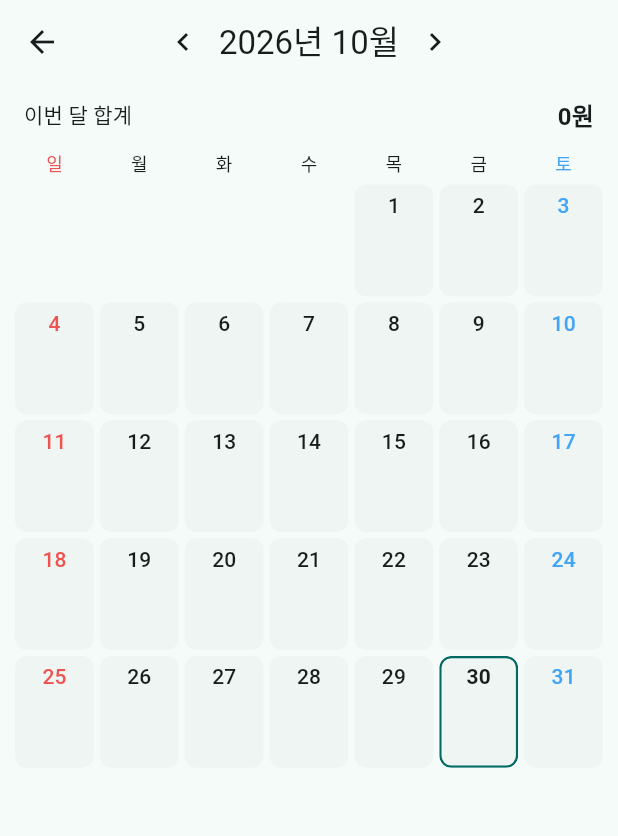
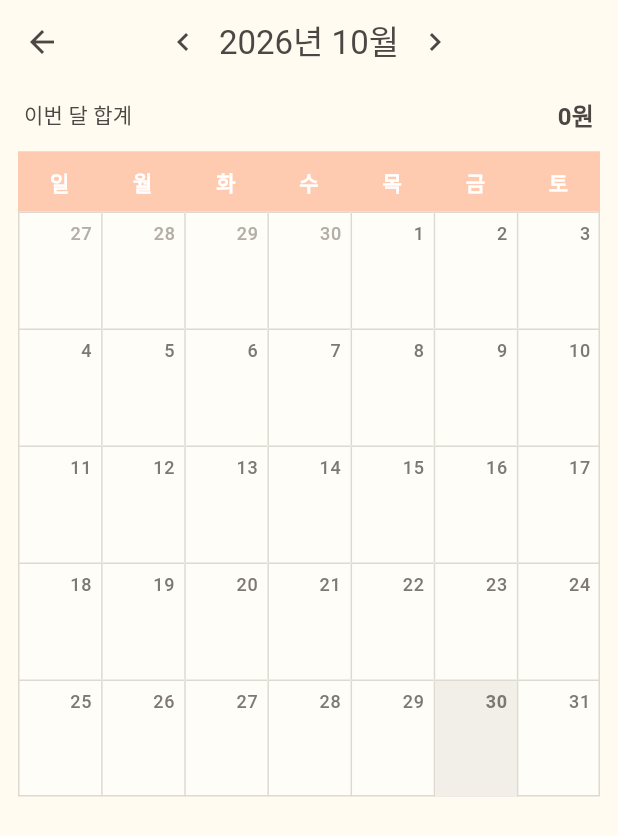
Before and after one commit to haneul55/budget-app, a Flutter app: the screen it shows after launch, after a tap on the "calendar month" icon, on a phone screen of 412 x 824 dp. Shown: the top 836 px of the screen. Run offline on Flutter 3.47's test engine with Material 3 defaults, Android fonts, the phone set to English and light mode, and no system bars; our stand-ins replace fl_chart, flutter_riverpod, image_picker, sqflite; missing offline and left inert: google_mlkit_text_recognition; accounts and stored records are empty.

Commit message:
앱 디자인: 크림·피치·진한 회색의 따뜻한 테마, 달력 디자인 개선
Co-Authored-By: Claude Opus 5.5 <noreply@anthropic.com>
Claude-Session: https://claude.ai/code/session_01RJdVreWRRXjqtkrGPc1cdK

```diff
--- a/lib/data/category_icons.dart
+++ b/lib/data/category_icons.dart
@@ -53,19 +53,36 @@ const Map<String, IconData> categoryIcons = {
 
 IconData iconFor(String key) => categoryIcons[key] ?? Icons.label;
 
-/// 카테고리 색상 팔레트.
+/// 카테고리 색상 팔레트 (따뜻한 파스텔 톤).
 const List<int> categoryColors = [
-  0xFFE57373,
-  0xFFF06292,
-  0xFFBA68C8,
-  0xFF9575CD,
-  0xFF7986CB,
-  0xFF64B5F6,
-  0xFF4DB6AC,
-  0xFF81C784,
-  0xFFDCE775,
-  0xFFFFD54F,
-  0xFFFFB74D,
-  0xFFA1887F,
-  0xFF90A4AE,
+  0xFFF4A28C,
+  0xFFE8A0B4,
+  0xFFD3A6C9,
+  0xFFB9A7D3,
+  0xFFA7B0D8,
+  0xFF9DB4D3,
+  0xFF9CCFC0,
+  0xFFA8C3A0,
+  0xFFC9C68E,
+  0xFFF2CF7E,
+  0xFFF6B98A,
+  0xFFB89A86,
+  0xFFB5AEA6,
 ];
+
+/// 예전 팔레트 색 → 지금 팔레트 색 (DB v3에서 기존 카테고리 색을 바꿀 때 사용).
+const Map<int, int> legacyColorMap = {
+  0xFFE57373: 0xFFF4A28C,
+  0xFFF06292: 0xFFE8A0B4,
+  0xFFBA68C8: 0xFFD3A6C9,
+  0xFF9575CD: 0xFFB9A7D3,
+  0xFF7986CB: 0xFFA7B0D8,
+  0xFF64B5F6: 0xFF9DB4D3,
+  0xFF4DB6AC: 0xFF9CCFC0,
+  0xFF81C784: 0xFFA8C3A0,
+  0xFFDCE775: 0xFFC9C68E,
+  0xFFFFD54F: 0xFFF2CF7E,
+  0xFFFFB74D: 0xFFF6B98A,
+  0xFFA1887F: 0xFFB89A86,
+  0xFF90A4AE: 0xFFB5AEA6,
+};
--- a/lib/data/database.dart
+++ b/lib/data/database.dart
@@ -1,5 +1,6 @@
 import 'package:sqflite/sqflite.dart';
 
+import 'category_icons.dart';
 import 'default_rules.dart';
 import 'models.dart';
 
@@ -8,40 +9,40 @@ const defaultCategories = [
   Category(
     name: '식비',
     iconKey: 'restaurant',
-    colorValue: 0xFFE57373,
+    colorValue: 0xFFF4A28C,
     sortOrder: 0,
   ),
   Category(
     name: '카페/간식',
     iconKey: 'local_cafe',
-    colorValue: 0xFFA1887F,
+    colorValue: 0xFFB89A86,
     sortOrder: 1,
   ),
   Category(
     name: '쇼핑',
     iconKey: 'shopping_bag',
-    colorValue: 0xFFF06292,
+    colorValue: 0xFFE8A0B4,
     sortOrder: 2,
   ),
   Category(
     name: '생활/마트',
     iconKey: 'shopping_cart',
-    colorValue: 0xFF4DB6AC,
+    colorValue: 0xFF9CCFC0,
     sortOrder: 3,
   ),
   Category(
     name: '교통',
     iconKey: 'directions_bus',
-    colorValue: 0xFF64B5F6,
+    colorValue: 0xFF9DB4D3,
     sortOrder: 4,
   ),
   Category(
     name: '문화/여가',
     iconKey: 'movie',
-    colorValue: 0xFF9575CD,
+    colorValue: 0xFFB9A7D3,
     sortOrder: 5,
   ),
-  Category(name: '기타', iconKey: 'more', colorValue: 0xFF90A4AE, sortOrder: 6),
+  Category(name: '기타', iconKey: 'more', colorValue: 0xFFB5AEA6, sortOrder: 6),
 ];
 
 class AppDatabase {
@@ -49,7 +50,7 @@ class AppDatabase {
 
   final Database _db;
 
-  static const _version = 2;
+  static const _version = 3;
 
   /// [factory]와 [path]를 바꿔 끼우면 테스트에서 메모리 DB를 쓸 수 있다.
   static Future<AppDatabase> open({
@@ -111,6 +112,18 @@ class AppDatabase {
 
   static Future<void> _onUpgrade(Database db, int from, int to) async {
     if (from < 2) await _createRules(db);
+    if (from < 3) {
+      // v3: 앱 디자인을 따뜻한 톤으로 바꾸면서 카테고리 색도 새 팔레트로 옮긴다
+      for (final MapEntry(key: oldColor, value: newColor)
+          in legacyColorMap.entries) {
+        await db.update(
+          'categories',
+          {'color_value': newColor},
+          where: 'color_value = ?',
+          whereArgs: [oldColor],
+        );
+      }
+    }
   }
 
   /// v2: 카테고리 자동 분류 키워드 테이블. 키워드 하나는 한 카테고리에만 속한다.
--- a/lib/main.dart
+++ b/lib/main.dart
@@ -5,6 +5,7 @@ import 'package:intl/date_symbol_data_local.dart';
 
 import 'data/database.dart';
 import 'state/providers.dart';
+import 'ui/app_theme.dart';
 import 'ui/home_screen.dart';
 
 Future<void> main() async {
@@ -27,15 +28,8 @@ class BudgetApp extends StatelessWidget {
     return MaterialApp(
       title: '사진 가계부',
       debugShowCheckedModeBanner: false,
-      theme: ThemeData(
-        colorSchemeSeed: const Color(0xFF4DB6AC),
-        useMaterial3: true,
-      ),
-      darkTheme: ThemeData(
-        colorSchemeSeed: const Color(0xFF4DB6AC),
-        brightness: Brightness.dark,
-        useMaterial3: true,
-      ),
+      theme: buildAppTheme(),
+      themeMode: ThemeMode.light,
       locale: const Locale('ko', 'KR'),
       supportedLocales: const [Locale('ko', 'KR')],
       localizationsDelegates: const [
--- /dev/null
+++ b/lib/ui/app_theme.dart
@@ -0,0 +1,126 @@
+import 'package:flutter/material.dart';
+
+/// 앱 전체 색. 크림색 바탕, 피치색 포인트, 진한 회색 글자의 따뜻한 조합.
+abstract final class AppColors {
+  static const cream = Color(0xFFFFFBF0); // 바탕
+  static const paper = Color(0xFFFFFDF8); // 카드·칸
+  static const peach = Color(0xFFFFCBB0); // 머리줄, 선택 표시
+  static const peachDeep = Color(0xFFF2A07B); // 버튼, 그래프 선
+  static const peachLight = Color(0xFFFFEADF); // 금액 칩, 합계 줄
+  static const peachText = Color(0xFFD27F5C); // 피치 칩 위 글자
+  static const line = Color(0xFFDEDAD2); // 칸 테두리, 구분선
+  static const selectedCell = Color(0xFFF2EEE8); // 오늘·선택한 칸
+  static const text = Color(0xFF4A4744); // 본문 글자 (검정 대신 진한 회색)
+  static const textSub = Color(0xFF7D7873); // 보조 글자
+  static const textFaint = Color(0xFFB4AEA7); // 다른 달 날짜 등
+  static const more = Color(0xFFD9765F); // 지난달보다 더 씀
+  static const less = Color(0xFF7FA37A); // 지난달보다 덜 씀
+  static const uncategorized = Color(0xFFB5AEA6); // 미분류
+}
+
+ThemeData buildAppTheme() {
+  final scheme =
+      ColorScheme.fromSeed(
+        seedColor: AppColors.peachDeep,
+        brightness: Brightness.light,
+      ).copyWith(
+        primary: AppColors.peachDeep,
+        onPrimary: Colors.white,
+        primaryContainer: AppColors.peach,
+        onPrimaryContainer: AppColors.text,
+        secondaryContainer: AppColors.peachLight,
+        onSecondaryContainer: AppColors.text,
+        surface: AppColors.cream,
+        onSurface: AppColors.text,
+        onSurfaceVariant: AppColors.textSub,
+        surfaceContainerLowest: AppColors.paper,
+        surfaceContainerLow: AppColors.paper,
+        surfaceContainer: const Color(0xFFFBF5EA),
+        surfaceContainerHigh: const Color(0xFFF6EFE4),
+        surfaceContainerHighest: AppColors.selectedCell,
+        outline: AppColors.line,
+        outlineVariant: AppColors.line,
+        inverseSurface: AppColors.text,
+        onInverseSurface: AppColors.cream,
+        error: AppColors.more,
+        surfaceTint: Colors.transparent,
+      );
+
+  final base = ThemeData(colorScheme: scheme, useMaterial3: true);
+  return base.copyWith(
+    scaffoldBackgroundColor: AppColors.cream,
+    textTheme: base.textTheme.apply(
+      bodyColor: AppColors.text,
+      displayColor: AppColors.text,
+    ),
+    iconTheme: const IconThemeData(color: AppColors.textSub),
+    appBarTheme: const AppBarTheme(
+      backgroundColor: AppColors.cream,
+      foregroundColor: AppColors.text,
+      surfaceTintColor: Colors.transparent,
+      scrolledUnderElevation: 0,
+      elevation: 0,
+    ),
+    dividerTheme: const DividerThemeData(color: AppColors.line, space: 1),
+    cardTheme: CardThemeData(
+      color: AppColors.paper,
+      elevation: 0,
+      shape: RoundedRectangleBorder(
+        borderRadius: BorderRadius.circular(12),
+        side: const BorderSide(color: AppColors.line),
+      ),
+    ),
+    floatingActionButtonTheme: const FloatingActionButtonThemeData(
+      backgroundColor: AppColors.peachDeep,
+      foregroundColor: Colors.white,
+      elevation: 2,
+    ),
+    filledButtonTheme: FilledButtonThemeData(
+      style: FilledButton.styleFrom(
+        backgroundColor: AppColors.peachDeep,
+        foregroundColor: Colors.white,
+      ),
+    ),
+    chipTheme: base.chipTheme.copyWith(
+      backgroundColor: AppColors.paper,
+      selectedColor: AppColors.peach,
+      side: const BorderSide(color: AppColors.line),
+      labelStyle: const TextStyle(color: AppColors.text),
+    ),
+    segmentedButtonTheme: SegmentedButtonThemeData(
+      style: ButtonStyle(
+        side: const WidgetStatePropertyAll(BorderSide(color: AppColors.line)),
+        backgroundColor: WidgetStateProperty.resolveWith(
+          (s) => s.contains(WidgetState.selected)
+              ? AppColors.peach
+              : AppColors.paper,
+        ),
+        foregroundColor: const WidgetStatePropertyAll(AppColors.text),
+      ),
+    ),
+    bottomSheetTheme: const BottomSheetThemeData(
+      backgroundColor: AppColors.paper,
+      surfaceTintColor: Colors.transparent,
+    ),
+    dialogTheme: const DialogThemeData(
+      backgroundColor: AppColors.paper,
+      surfaceTintColor: Colors.transparent,
+    ),
+    snackBarTheme: const SnackBarThemeData(
+      backgroundColor: AppColors.text,
+      contentTextStyle: TextStyle(color: AppColors.cream),
+    ),
+    inputDecorationTheme: const InputDecorationTheme(
+      focusedBorder: UnderlineInputBorder(
+        borderSide: BorderSide(color: AppColors.peachDeep, width: 2),
+      ),
+      enabledBorder: UnderlineInputBorder(
+        borderSide: BorderSide(color: AppColors.line),
+      ),
+    ),
+    progressIndicatorTheme: const ProgressIndicatorThemeData(
+      color: AppColors.peachDeep,
+      linearTrackColor: AppColors.selectedCell,
+    ),
+  );
+}
--- a/lib/ui/calendar_screen.dart
+++ b/lib/ui/calendar_screen.dart
@@ -4,28 +4,29 @@ import 'package:flutter_riverpod/flutter_riverpod.dart';
 import '../data/models.dart';
 import '../state/providers.dart';
 import '../util/format.dart';
+import 'app_theme.dart';
 import 'expense_form_screen.dart';
 import 'widgets/category_avatar.dart';
 import 'widgets/spending_charts.dart';
 
 const _weekdays = ['일', '월', '화', '수', '목', '금', '토'];
 
-/// 달력 칸 목록. 일요일부터 시작하고, 1일 앞의 빈칸은 null.
-List<DateTime?> calendarDays(DateTime month) {
+/// 달력에 그릴 주(週) 목록. 일요일부터 시작하고, 앞뒤 빈칸은 이전·다음 달 날짜로 채운다.
+List<List<DateTime>> calendarWeeks(DateTime month) {
   final first = DateTime(month.year, month.month);
   final days = DateTime(month.year, month.month + 1, 0).day;
   final leading = first.weekday % 7; // 일요일 = 0
+  final cellCount = ((leading + days) / 7).ceil() * 7;
   return [
-    for (var i = 0; i < leading; i++) null,
-    for (var d = 1; d <= days; d++) DateTime(month.year, month.month, d),
+    for (var w = 0; w < cellCount ~/ 7; w++)
+      [
+        for (var d = 0; d < 7; d++)
+          DateTime(month.year, month.month, 1 - leading + w * 7 + d),
+      ],
   ];
 }
 
-Color? _weekdayColor(int column) => switch (column) {
-  0 => Colors.red.shade400,
-  6 => Colors.blue.shade400,
-  _ => null,
-};
+const _cellHeight = 78.0;
 
 /// 한 달 달력. 날짜 칸을 누르면 그 칸이 커지면서 그날 내역이 보인다.
 class CalendarScreen extends ConsumerWidget {
@@ -45,8 +46,9 @@ class CalendarScreen extends ConsumerWidget {
       byDay.putIfAbsent(e.spentAt.day, () => []).add(e);
     }
     final monthTotal = expenses.fold<int>(0, (s, e) => s + e.amount);
-    final cells = calendarDays(month);
+    final weeks = calendarWeeks(month);
     final theme = Theme.of(context);
+    const border = BorderSide(color: AppColors.line);
 
     return Scaffold(
       appBar: AppBar(
@@ -68,10 +70,10 @@ class CalendarScreen extends ConsumerWidget {
         centerTitle: true,
       ),
       body: ListView(
-        padding: const EdgeInsets.fromLTRB(8, 8, 8, 24),
+        padding: const EdgeInsets.fromLTRB(12, 8, 12, 24),
         children: [
           Padding(
-            padding: const EdgeInsets.fromLTRB(8, 0, 8, 12),
+            padding: const EdgeInsets.fromLTRB(4, 0, 4, 12),
             child: Row(
               children: [
                 Text('이번 달 합계', style: theme.textTheme.titleSmall),
@@ -85,38 +87,62 @@ class CalendarScreen extends ConsumerWidget {
               ],
             ),
           ),
-          Row(
+          DecoratedBox(
+            decoration: BoxDecoration(
+              color: AppColors.paper,
+              border: Border.all(color: AppColors.line),
+            ),
+            child: Column(
               children: [
-              for (var i = 0; i < 7; i++)
+                // 요일 머리줄
+                Container(
+                  color: AppColors.peach,
+                  padding: const EdgeInsets.symmetric(vertical: 10),
+                  child: Row(
+                    children: [
+                      for (final w in _weekdays)
                         Expanded(
                           child: Center(
                             child: Text(
-                      _weekdays[i],
-                      style: theme.textTheme.labelMedium?.copyWith(
-                        color: _weekdayColor(i),
+                              w,
+                              style: theme.textTheme.labelLarge?.copyWith(
+                                color: Colors.white,
+                                fontWeight: FontWeight.w600,
                               ),
                             ),
                           ),
                         ),
                     ],
                   ),
-          const SizedBox(height: 4),
-          GridView.count(
-            crossAxisCount: 7,
-            shrinkWrap: true,
-            physics: const NeverScrollableScrollPhysics(),
-            childAspectRatio: 0.72,
+                ),
+                for (var w = 0; w < weeks.length; w++)
+                  Row(
                     children: [
-              for (var i = 0; i < cells.length; i++)
-                cells[i] == null
-                    ? const SizedBox.shrink()
+                      for (var d = 0; d < 7; d++)
+                        Expanded(
+                          child: Container(
+                            height: _cellHeight,
+                            decoration: BoxDecoration(
+                              border: Border(
+                                top: border,
+                                left: d == 0 ? BorderSide.none : border,
+                              ),
+                            ),
+                            child: weeks[w][d].month != month.month
+                                ? _OtherMonthCell(day: weeks[w][d])
                                 : _DayCell(
-                        day: cells[i]!,
-                        column: i % 7,
-                        expenses: byDay[cells[i]!.day] ?? const [],
+                                    key: ValueKey('day-${dateKey(weeks[w][d])}'),
+                                    day: weeks[w][d],
+                                    expenses:
+                                        byDay[weeks[w][d].day] ?? const [],
                                     categories: categories,
                                   ),
+                          ),
+                        ),
                     ],
+                  ),
+              ],
+            ),
           ),
         ],
       ),
@@ -124,16 +150,37 @@ class CalendarScreen extends ConsumerWidget {
   }
 }
 
+/// 앞뒤 달 날짜: 흐린 숫자만.
+class _OtherMonthCell extends StatelessWidget {
+  const _OtherMonthCell({required this.day});
+
+  final DateTime day;
+
+  @override
+  Widget build(BuildContext context) {
+    return Align(
+      alignment: Alignment.topRight,
+      child: Padding(
+        padding: const EdgeInsets.fromLTRB(4, 6, 6, 4),
+        child: Text(
+          '${day.day}',
+          style: Theme.of(context).textTheme.labelMedium
+              ?.copyWith(color: AppColors.textFaint),
+        ),
+      ),
+    );
+  }
+}
+
 class _DayCell extends StatelessWidget {
   const _DayCell({
+    super.key,
     required this.day,
-    required this.column,
     required this.expenses,
     required this.categories,
   });
 
   final DateTime day;
-  final int column;
   final List<Expense> expenses;
   final Map<int?, Category> categories;
 
@@ -146,57 +193,56 @@ class _DayCell extends StatelessWidget {
     final total = expenses.fold<int>(0, (s, e) => s + e.amount);
     // 그날 쓴 카테고리 색 점 (최대 3개)
     final dotColors = <Color>{
-      for (final e in expenses)
-        categories[e.categoryId] == null
-            ? Colors.grey
-            : Color(categories[e.categoryId]!.colorValue),
+      for (final e in expenses) categoryColor(categories[e.categoryId]),
     }.take(3);
 
-    return Padding(
-      padding: const EdgeInsets.all(2),
-      child: Material(
-        color: total > 0
-            ? theme.colorScheme.primaryContainer.withValues(alpha: 0.45)
-            : theme.colorScheme.surfaceContainerLow,
-        shape: RoundedRectangleBorder(
-          borderRadius: BorderRadius.circular(8),
-          side: isToday
-              ? BorderSide(color: theme.colorScheme.primary, width: 1.5)
-              : BorderSide.none,
-        ),
-        clipBehavior: Clip.antiAlias,
+    return Material(
+      color: isToday ? AppColors.selectedCell : Colors.transparent,
       child: InkWell(
         onTap: () => _openDay(context, day),
         child: Padding(
-            padding: const EdgeInsets.symmetric(vertical: 4, horizontal: 2),
+          padding: const EdgeInsets.fromLTRB(3, 6, 6, 5),
           child: Column(
+            crossAxisAlignment: CrossAxisAlignment.stretch,
             children: [
               Text(
                 '${day.day}',
-                  style: theme.textTheme.labelLarge?.copyWith(
-                    color: _weekdayColor(column),
+                textAlign: TextAlign.right,
+                style: theme.textTheme.labelMedium?.copyWith(
+                  color: AppColors.textSub,
                   fontWeight: isToday ? FontWeight.bold : null,
                 ),
               ),
               const Spacer(),
               if (total > 0)
-                  FittedBox(
+                Container(
+                  padding: const EdgeInsets.symmetric(
+                    horizontal: 3,
+                    vertical: 2,
+                  ),
+                  decoration: BoxDecoration(
+                    color: AppColors.peachLight,
+                    borderRadius: BorderRadius.circular(3),
+                  ),
+                  child: FittedBox(
+                    fit: BoxFit.scaleDown,
                     child: Text(
                       compactWon(total),
                       style: theme.textTheme.labelSmall?.copyWith(
+                        color: AppColors.peachText,
                         fontWeight: FontWeight.w600,
                       ),
                     ),
                   ),
-                const SizedBox(height: 3),
+                ),
+              const SizedBox(height: 4),
               Row(
-                  mainAxisAlignment: MainAxisAlignment.center,
                 children: [
                   for (final c in dotColors)
                     Container(
                       width: 5,
                       height: 5,
-                        margin: const EdgeInsets.symmetric(horizontal: 1),
+                      margin: const EdgeInsets.only(left: 2),
                       decoration: BoxDecoration(
                         color: c,
                         shape: BoxShape.circle,
@@ -204,9 +250,7 @@ class _DayCell extends StatelessWidget {
                     ),
                 ],
               ),
-                const SizedBox(height: 2),
             ],
-            ),
           ),
         ),
       ),
@@ -230,7 +274,7 @@ void _openDay(BuildContext cellContext, DateTime day) {
     context: cellContext,
     barrierDismissible: true,
     barrierLabel: '닫기',
-    barrierColor: Colors.black45,
+    barrierColor: AppColors.text.withValues(alpha: 0.35),
     transitionDuration: const Duration(milliseconds: 260),
     pageBuilder: (_, _, _) => _DayDetail(day: day),
     transitionBuilder: (_, animation, _, child) {
@@ -274,6 +318,7 @@ class _DayDetail extends ConsumerWidget {
         child: Padding(
           padding: const EdgeInsets.all(24),
           child: Material(
+            color: AppColors.paper,
             borderRadius: BorderRadius.circular(20),
             clipBehavior: Clip.antiAlias,
             child: ConstrainedBox(
@@ -284,8 +329,9 @@ class _DayDetail extends ConsumerWidget {
               child: Column(
                 mainAxisSize: MainAxisSize.min,
                 children: [
-                  Padding(
-                    padding: const EdgeInsets.fromLTRB(20, 12, 8, 4),
+                  Container(
+                    color: AppColors.peach,
+                    padding: const EdgeInsets.fromLTRB(20, 8, 8, 8),
                     child: Row(
                       children: [
                         Text(formatDay(day), style: theme.textTheme.titleLarge),
@@ -298,7 +344,6 @@ class _DayDetail extends ConsumerWidget {
                       ],
                     ),
                   ),
-                  const Divider(height: 1),
                   if (expenses.isEmpty)
                     const Padding(
                       padding: EdgeInsets.symmetric(vertical: 40),
@@ -339,7 +384,10 @@ class _DayDetail extends ConsumerWidget {
                       ),
                     ),
                   Container(
-                    color: theme.colorScheme.surfaceContainerHighest,
+                    decoration: const BoxDecoration(
+                      color: AppColors.peachLight,
+                      border: Border(top: BorderSide(color: AppColors.line)),
+                    ),
                     padding: const EdgeInsets.fromLTRB(20, 14, 20, 14),
                     child: Row(
                       children: [
--- a/lib/ui/home_screen.dart
+++ b/lib/ui/home_screen.dart
@@ -5,6 +5,7 @@ import 'package:image_picker/image_picker.dart';
 import '../data/models.dart';
 import '../state/providers.dart';
 import '../util/format.dart';
+import 'app_theme.dart';
 import 'calendar_screen.dart';
 import 'category_detail_screen.dart';
 import 'category_manage_screen.dart';
@@ -135,8 +136,13 @@ class _SummaryList extends StatelessWidget {
     return ListView(
       padding: const EdgeInsets.only(bottom: 96),
       children: [
-        Padding(
-          padding: const EdgeInsets.fromLTRB(20, 16, 20, 8),
+        Container(
+          margin: const EdgeInsets.fromLTRB(16, 8, 16, 16),
+          padding: const EdgeInsets.fromLTRB(20, 16, 20, 18),
+          decoration: BoxDecoration(
+            color: AppColors.peach,
+            borderRadius: BorderRadius.circular(16),
+          ),
           child: Column(
             crossAxisAlignment: CrossAxisAlignment.start,
             children: [
@@ -163,9 +169,7 @@ class _SummaryList extends StatelessWidget {
                 value: sum == 0 ? 0 : t.total / sum,
                 minHeight: 6,
                 borderRadius: BorderRadius.circular(3),
-                color: t.category == null
-                    ? Colors.grey
-                    : Color(t.category!.colorValue),
+                color: categoryColor(t.category),
                 backgroundColor: theme.colorScheme.surfaceContainerHighest,
               ),
             ),
--- a/lib/ui/monthly_history_screen.dart
+++ b/lib/ui/monthly_history_screen.dart
@@ -3,6 +3,7 @@ import 'package:flutter_riverpod/flutter_riverpod.dart';
 
 import '../state/providers.dart';
 import '../util/format.dart';
+import 'app_theme.dart';
 import 'widgets/spending_charts.dart';
 
 /// 최근 12개월의 월별 누적 금액. 달을 누르면 그 달로 이동한다.
@@ -96,7 +97,7 @@ class _MonthTile extends StatelessWidget {
         diffText = '지난달과 같아요';
       } else {
         diffText = '지난달보다 ${formatWon(diff.abs())} ${diff > 0 ? '더' : '덜'} 썼어요';
-        diffColor = diff > 0 ? theme.colorScheme.error : Colors.teal;
+        diffColor = diff > 0 ? AppColors.more : AppColors.less;
       }
     }
     return ListTile(
--- a/lib/ui/widgets/category_avatar.dart
+++ b/lib/ui/widgets/category_avatar.dart
@@ -2,6 +2,7 @@ import 'package:flutter/material.dart';
 
 import '../../data/category_icons.dart';
 import '../../data/models.dart';
+import '../app_theme.dart';
 
 /// 카테고리 아이콘 원형 배지. [category]가 null이면 미분류.
 class CategoryAvatar extends StatelessWidget {
@@ -12,13 +13,14 @@ class CategoryAvatar extends StatelessWidget {
 
   @override
   Widget build(BuildContext context) {
-    final color = category == null ? Colors.grey : Color(category!.colorValue);
+    final color = categoryColor(category);
     return CircleAvatar(
       radius: size / 2,
-      backgroundColor: color.withValues(alpha: 0.18),
+      backgroundColor: color.withValues(alpha: 0.28),
       child: Icon(
         category == null ? Icons.help_outline : iconFor(category!.iconKey),
-        color: color,
+        // 파스텔 색 그대로면 크림 바탕에서 흐려서 아이콘만 조금 진하게
+        color: _deepen(color),
         size: size * 0.55,
       ),
     );
@@ -26,3 +28,11 @@ class CategoryAvatar extends StatelessWidget {
 }
 
 String categoryName(Category? c) => c?.name ?? '미분류';
+
+Color categoryColor(Category? c) =>
+    c == null ? AppColors.uncategorized : Color(c.colorValue);
+
+Color _deepen(Color c) {
+  final hsl = HSLColor.fromColor(c);
+  return hsl.withLightness((hsl.lightness * 0.62).clamp(0.0, 1.0)).toColor();
+}
```
Also changed, not shown: 4 other files. Lines whose indentation alone changed are shown as unchanged.
